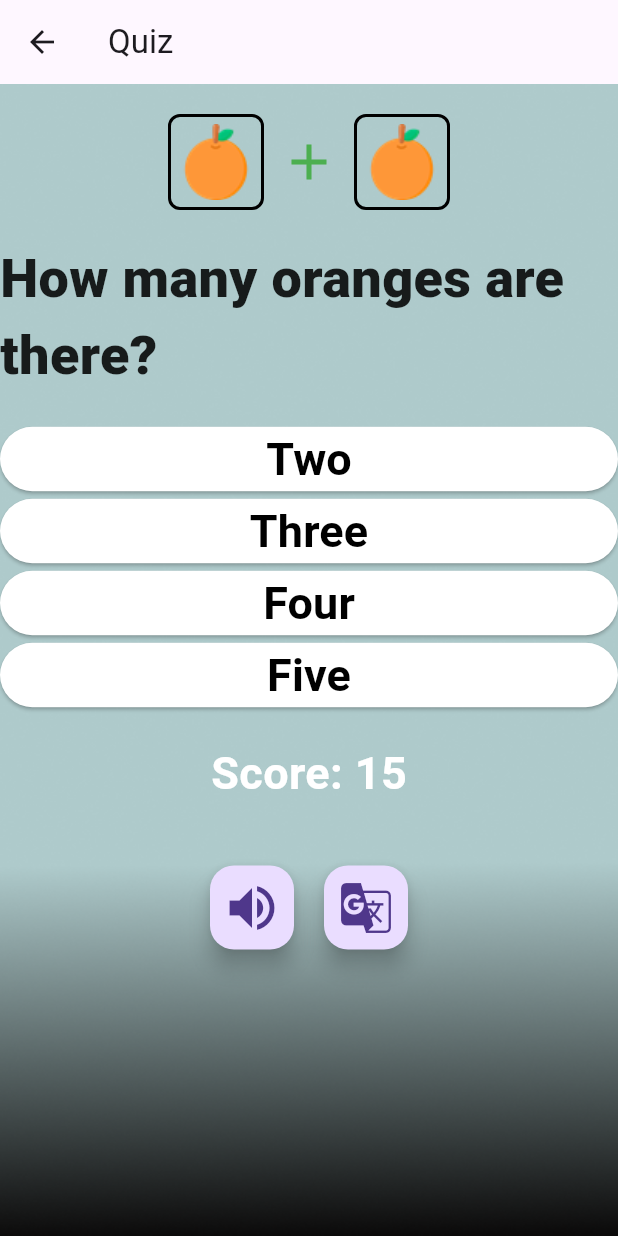
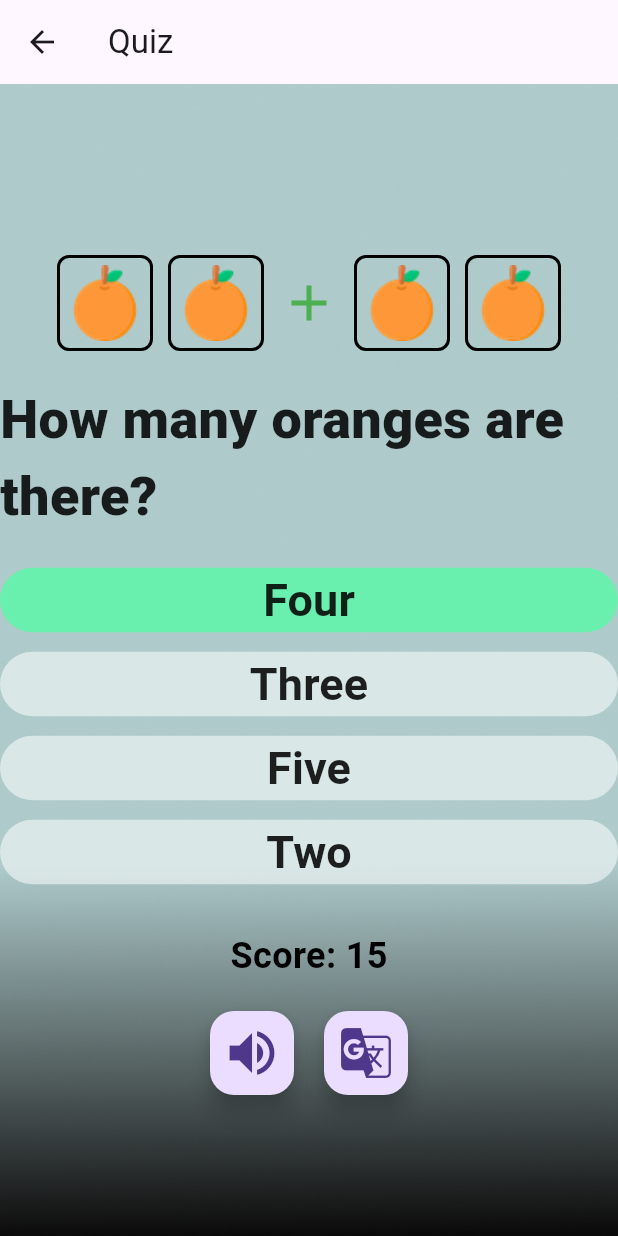
Before and after one commit to RohanL1/op_games, a Flutter app: the QuizPage screen opened directly, after a tap on "Four", on a phone screen of 412 x 824 dp. Run offline on Flutter 3.47's test engine with Material 3 defaults, Android fonts, the phone set to English and light mode, and no system bars; our stand-ins replace flip_card, flutter_tts; missing offline and left inert: number_to_words_english.

Commit message:
handled color gradient to right and wrong options

```diff
--- a/lib/Quiz_page.dart
+++ b/lib/Quiz_page.dart
@@ -1,7 +1,7 @@
 import 'package:flutter/material.dart';
 import 'package:flutter_tts/flutter_tts.dart';
-import 'package:op_games/widgets/next_button.dart';
 import 'package:op_games/Play_Page.dart';
+import 'dart:math';
 
 class QuizPage extends StatefulWidget {
   const QuizPage({Key? key}) : super(key: key);
@@ -17,6 +17,8 @@ class _QuizPageState extends State<QuizPage> {
   late FlutterTts flutterTts;
   bool isLastQuestion = false;
   bool optionSelected = false;
+  bool questionAnswered = false; // Tracks if the current question has been answered
+  String? selectedOption; // Tracks the selected option
 
   List<Question> questions = [
     Question(
@@ -119,45 +121,35 @@ class _QuizPageState extends State<QuizPage> {
   }
 
   Future<void> speakQuestion(String text) async {
-    await flutterTts.setLanguage(selectedLanguage == Language.English ? 'en-US' : 'es-ES');
+    await flutterTts.setLanguage(
+        selectedLanguage == Language.English ? 'en-US' : 'es-ES');
     await flutterTts.setSpeechRate(0.35);
     await flutterTts.speak(text);
   }
 
   void checkAnswer(String selectedAnswer) {
-    String correctAnswer = questions[currentQuestionIndex].correctAnswer;
     setState(() {
+      selectedOption = selectedAnswer;
+      questionAnswered = true; // Mark the question as answered
       optionSelected = true;
-      if (selectedAnswer == correctAnswer) {
+      if (selectedAnswer == questions[currentQuestionIndex].correctAnswer) {
         score = (score + 15).clamp(0, 100);
       } else {
-        showCorrectAnswerDialog(correctAnswer);
         score = (score - 5).clamp(0, 100);
       }
+      // Automatically move to the next question or show the back button if it's the last question
       if (currentQuestionIndex < questions.length - 1) {
-        currentQuestionIndex++;
+        Future.delayed(Duration(seconds: 4), () {
+          setState(() {
+            currentQuestionIndex++;
+            questionAnswered = false;
+            selectedOption = null;
+          });
+        });
       } else {
         isLastQuestion = true;
       }
     });
-  }
-
-  void showCorrectAnswerDialog(String correctAnswer) {
-    showDialog(
-      context: context,
-      builder: (context) => AlertDialog(
-        title: Text('Wrong Answer'),
-        content: Text('The correct answer is $correctAnswer.'),
-        actions: [
-          TextButton(
-            onPressed: () {
-              Navigator.of(context).pop();
-            },
-            child: Text('OK'),
-          ),
-        ],
-      ),
-    );
   }
 
   String getQuestionText() {
@@ -166,18 +158,24 @@ class _QuizPageState extends State<QuizPage> {
     } else {
       return questions[currentQuestionIndex].questionText
           .replaceAll('How many oranges are there?', '¿Cuántas naranjas hay?')
-          .replaceAll('Select the correct option:', 'Seleccione la opción correcta:')
-          .replaceAll('How many oranges are left?', '¿Cuántas naranjas quedan?');
+          .replaceAll(
+          'Select the correct option:', 'Seleccione la opción correcta:')
+          .replaceAll(
+          'How many oranges are left?', '¿Cuántas naranjas quedan?');
     }
   }
 
   String getOptionText(String option) {
-    return selectedLanguage == Language.English ? option : option; // Translate to Spanish or other languages
+    return selectedLanguage == Language.English
+        ? option
+        : option; // Translate to Spanish or other languages
   }
 
   void toggleLanguage() {
     setState(() {
-      selectedLanguage = selectedLanguage == Language.English ? Language.Spanish : Language.English;
+      selectedLanguage =
+      selectedLanguage == Language.English ? Language.Spanish : Language
+          .English;
     });
   }
 
@@ -196,14 +194,19 @@ class _QuizPageState extends State<QuizPage> {
         ),
         child: Center(
           child: Column(
+            mainAxisAlignment: MainAxisAlignment.center,
             children: [
               SizedBox(height: 20),
-              if (questions[currentQuestionIndex].operation == Operation.Addition)
+              if (questions[currentQuestionIndex].operation ==
+                  Operation.Addition)
                 OrangesDisplay(
-                  firstSetOfOranges: questions[currentQuestionIndex].orangeSets[0],
-                  secondSetOfOranges: questions[currentQuestionIndex].orangeSets[1],
+                  firstSetOfOranges: questions[currentQuestionIndex]
+                      .orangeSets[0],
+                  secondSetOfOranges: questions[currentQuestionIndex]
+                      .orangeSets[1],
                 ),
-              if (questions[currentQuestionIndex].operation == Operation.Subtraction)
+              if (questions[currentQuestionIndex].operation ==
+                  Operation.Subtraction)
                 SubtractionVisual(
                   minuend: questions[currentQuestionIndex].orangeSets[0],
                   subtrahend: questions[currentQuestionIndex].orangeSets[1],
@@ -222,16 +225,33 @@ class _QuizPageState extends State<QuizPage> {
                 children: questions[currentQuestionIndex].options.map((option) {
                   return Container(
                     width: 600,
+                    margin: EdgeInsets.only(bottom: 8),
+                    // Add some spacing between buttons
                     child: ElevatedButton(
-                      onPressed: () {
-                        checkAnswer(option);
-                      },
+                      onPressed: !questionAnswered
+                          ? () => checkAnswer(option)
+                          : null,
                       child: Text(
                         getOptionText(option),
-                        style: TextStyle(color: Colors.black, fontSize: 30, fontWeight: FontWeight.bold),
+                        style: TextStyle(color: Colors.black87,
+                            fontSize: 30,
+                            fontWeight: FontWeight.bold),
                       ),
                       style: ButtonStyle(
-                        backgroundColor: MaterialStateProperty.all(CommonDesign.primaryColor),
+                        backgroundColor: MaterialStateProperty.resolveWith<
+                            Color>((states) {
+                          // Change the color based on the answer status
+                          if (!questionAnswered) return Colors
+                              .white54; // Default color before selection
+                          if (option == selectedOption && option !=
+                              questions[currentQuestionIndex].correctAnswer)
+                            return Colors.redAccent; // Wrong answer
+                          if (option ==
+                              questions[currentQuestionIndex].correctAnswer)
+                            return Colors.greenAccent; // Correct answer
+                          return Colors
+                              .white54; // Default color for unselected options
+                        }),
                       ),
                     ),
                   );
@@ -241,24 +261,26 @@ class _QuizPageState extends State<QuizPage> {
               Text(
                 'Score: $score',
                 style: TextStyle(
-                  color: CommonDesign.primaryColor,
+                  color: Colors.black,
                   fontWeight: FontWeight.bold,
-                  fontSize: 30,
+                  fontSize: 24,
                 ),
               ),
-              SizedBox(height: 20),
-              Visibility(
-                visible: isLastQuestion && optionSelected,
-                child: Padding(
+              if (isLastQuestion && questionAnswered) // This checks if it's the last question and it has been answered
+                Padding(
                   padding: const EdgeInsets.symmetric(vertical: 16.0),
-                  child: RectangularButton(
+                  child: ElevatedButton(
                     onPressed: () {
-                      Navigator.push(context, MaterialPageRoute(builder: (context) => PlayPage()));
+                      Navigator.pushReplacement(context, MaterialPageRoute(builder: (context) => PlayPage())); // Use pushReplacement to prevent going back to the quiz
                     },
-                    label: 'Back',
+                    child: Text('Back to Levels', style: TextStyle(fontSize: 20)),
+                    style: ElevatedButton.styleFrom(
+                      backgroundColor: Colors.blue, // Corrected from 'primary' to 'backgroundColor'
+                      foregroundColor: Colors.white, // Text color remains the same
+                    ),
                   ),
                 ),
-              ),
+
               SizedBox(height: 20),
               Row(
                 mainAxisAlignment: MainAxisAlignment.center,
@@ -284,7 +306,7 @@ class _QuizPageState extends State<QuizPage> {
   }
 }
 
-class Question {
+  class Question {
   final String questionText;
   final List<String> options;
   final String correctAnswer;
```
